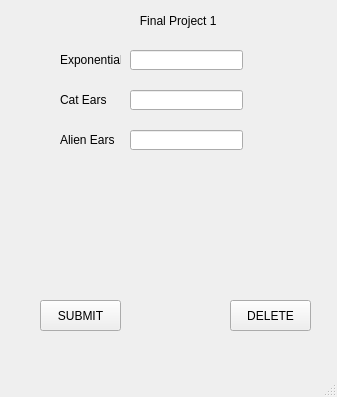
This is view.ui in Stoggy1/project1 as Qt 5 draws it before an edit. The edited form follows.
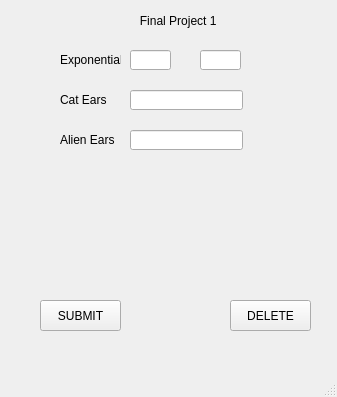
This is the edited form.

Commit message: changes to data structure

```diff
--- a/view.ui
+++ b/view.ui
@@ -19,7 +19,7 @@
      <rect>
       <x>130</x>
       <y>50</y>
-      <width>113</width>
+      <width>41</width>
       <height>20</height>
      </rect>
     </property>
@@ -135,6 +135,16 @@
      <string/>
     </property>
    </widget>
+   <widget class="QLineEdit" name="lineEdit_4">
+    <property name="geometry">
+     <rect>
+      <x>200</x>
+      <y>50</y>
+      <width>41</width>
+      <height>20</height>
+     </rect>
+    </property>
+   </widget>
   </widget>
   <widget class="QMenuBar" name="menubar">
    <property name="geometry">
```
The commit also changes 1 other file.
